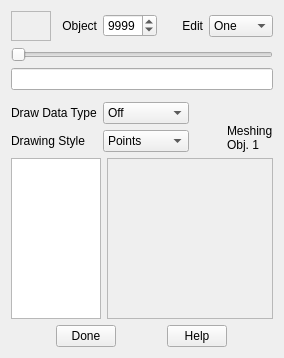
The window that imod/formv_objed.ui (LabShare-Archive/IMOD) describes before a commit, drawn with Qt 5.
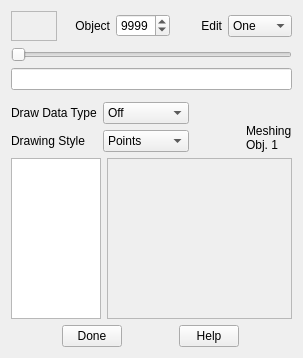
The same window after the commit.

The edit to the form file:
```diff
--- a/imod/formv_objed.ui
+++ b/imod/formv_objed.ui
@@ -1,11 +1,11 @@
 <ui version="4.0" >
  <class>imodvObjedForm</class>
- <widget class="QWidget" name="imodvObjedForm" >
-  <property name="geometry" >
+ <widget class="QWidget" name="imodvObjedForm">
+  <property name="geometry">
    <rect>
     <x>0</x>
     <y>0</y>
-    <width>284</width>
+    <width>303</width>
     <height>358</height>
    </rect>
   </property>
@@ -437,7 +437,7 @@
    </item>
   </layout>
  </widget>
- <layoutdefault spacing="6" margin="11" />
+ <layoutdefault spacing="6" margin="11"/>
  <resources/>
  <connections>
   <connection>
```
Left out of the diff: 302 changed lines with no effect on the pictures.
